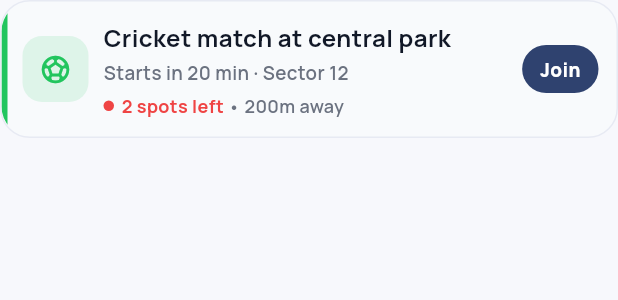
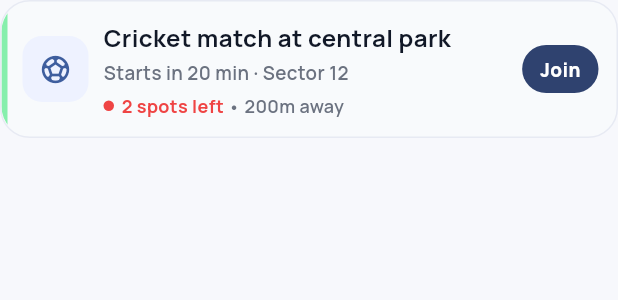
Before and after one commit to srvch/spark, a Flutter app: the _NearbyCard widget shown alone on an empty page, opened directly with sample values from the repository, on a phone screen of 412 x 824 dp. Shown: the top 300 px of the screen. Run offline on Flutter 3.47's test engine with Material 3 defaults, Android fonts, the phone set to English and light mode, and no system bars; our stand-ins replace dio, firebase_core, firebase_messaging, flutter_riverpod, geocoding, geolocator and 3 more; accounts and stored records are empty; network calls fail.

Commit message:
Tone down card colors for a calmer visual experience
Update category colors to softer pastels and change icon background/icon colors for a more cohesive and less vibrant look.

Replit-Commit-Author: Agent
Replit-Commit-Session-Id: 697b919e-6b29-43ca-9a93-20bf60778638
Replit-Commit-Checkpoint-Type: full_checkpoint
Replit-Commit-Event-Id: 9f0d9f35-3278-4bbd-8f04-1dc909f7f432
Replit-Commit-Screenshot-Url: https://storage.googleapis.com/screenshot-production-us-central1/7c1d5499-f4af-4866-a8ba-202306be193b/697b919e-6b29-43ca-9a93-20bf60778638/VljNmo4
Replit-Helium-Checkpoint-Created: true

```diff
--- a/spark_flutter/lib/features/spark/presentation/screens/discover_screen.dart
+++ b/spark_flutter/lib/features/spark/presentation/screens/discover_screen.dart
@@ -1084,11 +1084,11 @@ class _NearbyCard extends StatelessWidget {
   final String ctaLabel;
 
   static Color _categoryColor(SparkCategory cat) => switch (cat) {
-        SparkCategory.sports => const Color(0xFF22C55E),
-        SparkCategory.study => const Color(0xFF3B82F6),
-        SparkCategory.ride => const Color(0xFF8B5CF6),
-        SparkCategory.events => const Color(0xFFF97316),
-        SparkCategory.hangout => const Color(0xFFEC4899),
+        SparkCategory.sports => const Color(0xFF86EFAC),
+        SparkCategory.study => const Color(0xFF93C5FD),
+        SparkCategory.ride => const Color(0xFFC4B5FD),
+        SparkCategory.events => const Color(0xFFFDBA74),
+        SparkCategory.hangout => const Color(0xFFF9A8D4),
       };
 
   static IconData _categoryIcon(SparkCategory cat) => switch (cat) {
@@ -1131,10 +1131,14 @@ class _NearbyCard extends StatelessWidget {
                           width: 44,
                           height: 44,
                           decoration: BoxDecoration(
-                            color: catColor.withValues(alpha: 0.12),
+                            color: const Color(0xFFEEF2FF),
                             borderRadius: BorderRadius.circular(13),
                           ),
-                          child: Icon(icon, color: catColor, size: 22),
+                          child: Icon(
+                            icon,
+                            color: const Color(0xFF3E5E9E),
+                            size: 22,
+                          ),
                         ),
                         const SizedBox(width: 10),
                         Expanded(
```
